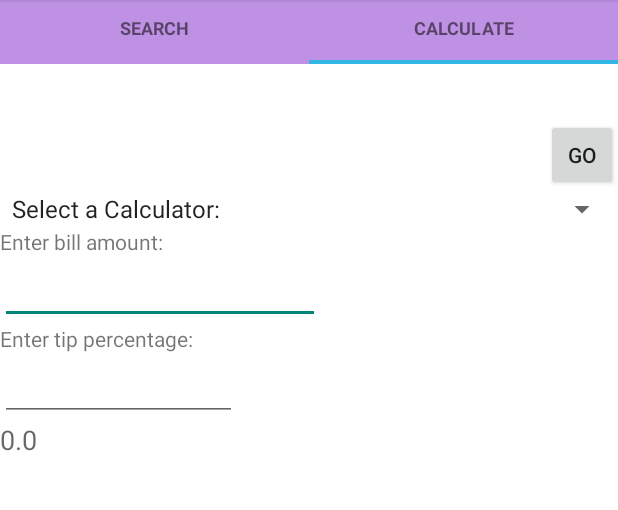
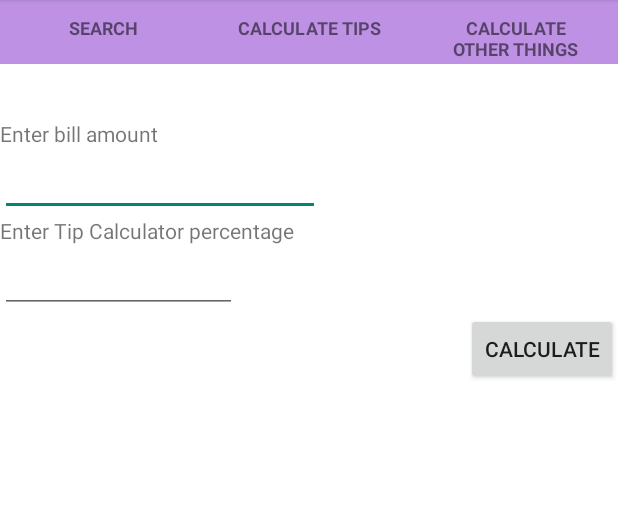
Before and after one commit to zlotniam12/App-for-Android-Demo, an Android app: the screen it shows after launch (MainActivity), in the options menu, after a tap on "Settings", on a phone screen of 412 x 824 dp, the part 84-594 px from its top. Run offline under Robolectric (Android 15) with nearby library versions, the phone set to English and light mode, and no system bars.

Commit message:
Added javadoc comment to explain app functions and fixed some issues. Also added CalcOtherFragment, which calculates important answers to other things. Also added main menu option to view app's creator.

```diff
--- a/app/src/main/java/com/example/ubuntu/myapplication/CalcFragment.java
+++ b/app/src/main/java/com/example/ubuntu/myapplication/CalcFragment.java
@@ -5,69 +5,65 @@ import android.os.Bundle;
 import android.view.LayoutInflater;
 import android.view.View;
 import android.view.ViewGroup;
-import android.widget.ArrayAdapter;
 import android.widget.Button;
 import android.widget.EditText;
-import android.widget.Spinner;
 import android.widget.TextView;
 import android.view.View.OnClickListener;
-
-import com.example.ubuntu.myapplication.R;
-
 /**
- * Created by ubuntu on 11/12/15.
+ * This class takes the form of a fragment that displays a view.
+ * When the fragment is created, a TextView asks the user to enter the bill amount
+ * in the box below it, and another TextView asks the user to enter the desired tip percentage
+ * in the box below it.
+ *
+ * When the Calculate button is clicked, the program takes the values entered in both editTexts,
+ * calculates the answer, and returns it by displaying it in a separate answer TextView
+ *
+ * @author Alyssa Zlotnicki
+ * @version 12/3/15.
  */
 public class CalcFragment extends Fragment {
-Spinner spin;
     EditText inputOne;
     EditText inputTwo;
     TextView viewAnswer;
     TextView tv1;
     TextView tv2;
-    Button gobt;
-    private String[] spinloader;
-
+    Button calcbt;
+    /**
+     * Creates the view to be displayed and assigns an id to it that matches the id of the xml file,
+     * assigns ids to the variables that match those in the corresponding xml file.
+     * @param inflater
+     * @param container
+     * @param savedInstanceState
+     * @return rootView, a View displaying the current state of the Calc Fragment
+     */
     public View onCreateView(LayoutInflater inflater, ViewGroup container,
                              Bundle savedInstanceState) {
         View rootView = inflater.inflate(R.layout.fragment_calc, container, false);
-        spin = (Spinner) rootView.findViewById(R.id.spinner);
+
         inputOne = (EditText) rootView.findViewById(R.id.etInputOne);
         inputTwo = (EditText) rootView.findViewById(R.id.etInputTwo);
         viewAnswer = (TextView) rootView.findViewById(R.id.tvAns);
         tv1 = (TextView) rootView.findViewById(R.id.textView3);
         tv2 = (TextView) rootView.findViewById(R.id.textView4);
-        this.spinloader = new String[] {"Select a Calculator:", "Tip Calculator", "Fibonacci Calculator", "Meaning of Life Calculator"};
-        ArrayAdapter<String> adapter = new ArrayAdapter<String>(getActivity(), android.R.layout.simple_spinner_item, spinloader);
-        spin.setAdapter(adapter);
-        gobt=(Button)rootView.findViewById(R.id.button2);
-        gobt.setOnClickListener(new
-
-            OnClickListener() {
+        calcbt=(Button)rootView.findViewById(R.id.button2);
+        calcbt.setOnClickListener(new OnClickListener() {
+            /**
+             * Defines what happens when the button is clicked.
+             * @param rootView, a view displaying the current state of the CalcOther Fragment
+             */
                 @Override
                 public void onClick (View rootView){
-//                    if (spin.getSelectedItem().equals("Tip Calculator:")) {
+
                         tv1.setText("Enter bill amount: ");
                         tv2.setText("Enter tip percentage: ");
                         double answerOne = Double.parseDouble(inputOne.getText().toString());
                         double answerTwo = Double.parseDouble(inputTwo.getText().toString());
-                    double calc;
+                        double calc;
                         answerTwo *= .01;
-                        calc = answerOne * answerTwo;
+                        calc = answerOne + answerOne * answerTwo;
 
                         viewAnswer.setText(calc + "");
-//                    } else if (spin.getSelectedItem().equals("Fibonacci Calculator")) {
-//                        tv1.setText("Enter the Fibonacci Number you want to calculate: ");
-//                        tv2.setVisibility(View.INVISIBLE);
-//                    } else if (spin.getSelectedItem().equals("Meaning of Life Calculator")) ;
-//                    {
-//                        tv1.setVisibility(View.INVISIBLE);
-//                    tv2.setVisibility(View.INVISIBLE);
-//                    viewAnswer.setText("The ultmate answer is 42.");
- //               }
-
             }
-
-
         });
 return rootView;
 
--- /dev/null
+++ b/app/src/main/java/com/example/ubuntu/myapplication/CalcOtherFragment.java
@@ -0,0 +1,64 @@
+package com.example.ubuntu.myapplication;
+
+import android.os.Bundle;
+import android.support.v4.app.Fragment;
+import android.view.LayoutInflater;
+import android.view.View;
+import android.view.ViewGroup;
+import android.widget.ArrayAdapter;
+import android.widget.Button;
+import android.widget.Spinner;
+import android.widget.TextView;
+/**
+ * This class takes the form of a fragment that displays a view.
+ * When the fragment is created, a TextView asks the user to select an option
+ * in the spinner that is below it.
+ * When the Calculate button is clicked, the program takes the selected option from the
+ * spinner and returns an answer by displaying it in a separate answer TextView
+ *
+ * @author Alyssa Zlotnicki
+ * @version 12/3/15.
+ */
+public class CalcOtherFragment extends Fragment{
+    Spinner spin;
+    String[] spinList;
+    TextView viewAnswer;
+    TextView tv;
+    Button calcbt;
+    /**
+     * Creates the view to be displayed and assigns an id to it that matches the id of the xml file,
+     * assigns ids to the variables that match those in the corresponding xml file,
+     * and loads the spinner with values from an array of Strings.
+     * @param inflater
+     * @param container
+     * @param savedInstanceState
+     * @return rootView, a View displaying the current state of the CalcOther Fragment
+     */
+    public View onCreateView(LayoutInflater inflater, ViewGroup container,
+                             Bundle savedInstanceState){
+        View rootView = inflater.inflate(R.layout.fragment_calc_other, container, false);
+        viewAnswer = (TextView) rootView.findViewById(R.id.tvAns2);
+        tv = (TextView) rootView.findViewById(R.id.textView5);
+        spin = (Spinner) rootView.findViewById(R.id.spinner);
+        this.spinList = new String[] {"The meaning of life", "The airspeed velocity of an unladen European swallow", };
+        ArrayAdapter<String> adapter = new ArrayAdapter<String>(getActivity(), android.R.layout.simple_spinner_item, spinList);
+        spin.setAdapter(adapter);
+        calcbt=(Button)rootView.findViewById(R.id.button3);
+        calcbt.setOnClickListener(new View.OnClickListener() {
+            /**
+             * Defines what happens when the button is clicked.
+             * @param rootView, a view displaying the current state of the CalcOther Fragment
+             */
+            @Override
+            public void onClick(View rootView) {
+
+               if(spin.getSelectedItemPosition() == 0)
+                viewAnswer.setText("The ultimate answer is 42");
+               if(spin.getSelectedItemPosition() == 1)
+                viewAnswer.setText("11 meters per second");
+            }
+        });
+        return rootView;
+    }
+
+}
--- a/app/src/main/java/com/example/ubuntu/myapplication/MainActivity.java
+++ b/app/src/main/java/com/example/ubuntu/myapplication/MainActivity.java
@@ -6,20 +6,32 @@ import android.support.v4.app.FragmentManager;
 import android.support.v7.app.AppCompatActivity;
 import android.os.Bundle;
 import android.support.v7.widget.Toolbar;
-import android.support.v7.app.ActionBarActivity;
-import android.text.InputType;
 import android.view.Menu;
 import android.view.MenuItem;
-import android.widget.RadioGroup;
-
+import android.widget.Toast;
+/**
+ * The MainActivity defines what is viewed on all other activities, handling the viewing of each
+ * activity in its fragment with a viewPage. It also defines what what happens when option in the
+ * main menu on the toolbar, which is visble in all fragments, is clicked.
+ *
+ * @author Alyssa Zlotnicki
+ * @version 12/3/15.
+ */
 
 public class MainActivity extends AppCompatActivity {
     Toolbar toolbar;
     TabsPagerAdapter tpAdapter;
     ViewPager mViewPager;
     SlidingTabLayout tabLayout;
-    private String[] tabs = {"Search", "Calculate"};
-    private int tabsNum = 2;
+    private String[] tabs = {"Search", "Calculate Tips", "Calculate Other Things"};
+    private int tabsNum = 3;
+
+    /**
+     * Defines what happens when the app is opened up, and the first view the user
+     * sees is created. This is where the defining of what what is displayed on each tab
+     * is accomplished
+     * @param savedInstanceState
+     */
     @Override
     protected void onCreate(Bundle savedInstanceState) {
         super.onCreate(savedInstanceState);
@@ -51,13 +63,14 @@ public class MainActivity extends AppCompatActivity {
         int id = item.getItemId();
 
         //noinspection SimplifiableIfStatement
-        if (id == R.id.action_settings) {
-            return true;
-        }
         switch (item.getItemId()) {
-            case R.id.action_devinfo: {
+            case R.id.action_settings: {
                 return true;
             }
+            case R.id.action_appcreator:
+                Toast.makeText(getApplicationContext(), "Alyssa Zlotnicki is the app creator", Toast.LENGTH_LONG).show();
+
+                return true;
             default:
                 return super.onOptionsItemSelected(item);
         }
--- a/app/src/main/java/com/example/ubuntu/myapplication/TabsPagerAdapter.java
+++ b/app/src/main/java/com/example/ubuntu/myapplication/TabsPagerAdapter.java
@@ -3,17 +3,31 @@ package com.example.ubuntu.myapplication;
 import android.support.v4.app.Fragment;
 import android.support.v4.app.FragmentManager;
 import android.support.v4.app.FragmentPagerAdapter;
-
+/**
+ * This class defines what fragments will be displayed when each tab is clicked,
+ * what order the tabs corresponding to the fragments will be in, what order the tabs are in,
+ * the titles of the tabs, and how many tabs there are.
+ *
+ * @author Alyssa Zlotnicki
+ * @version 12/3/15.
+ */
 public class TabsPagerAdapter extends FragmentPagerAdapter {
 
 	private CharSequence tabNames[];
 	private int tabNum;
+    //constructor where all of the needed variables are created.
 	public TabsPagerAdapter(FragmentManager fm, CharSequence mNames[], int mTabNum) {
 		super(fm);
 		this.tabNames = mNames;
 		this.tabNum = mTabNum;
 	}
 
+    /**
+     * Assigns fragments to the list of tabs in the order that is desired.
+     *
+     * @param index, the index of the tab in the list of tabs
+     * @return the fragment specified for each tab index
+     */
 	@Override
 	public Fragment getItem(int index) {
 
@@ -22,8 +36,12 @@ public class TabsPagerAdapter extends FragmentPagerAdapter {
 			// Search fragment activity
 			return new SearchFragment();
 		case 1:
-			// Spectra fragment activity
+			// Calc fragment activity
 			return new CalcFragment();
+
+        case 2:
+            // Calc other fragment activity
+            return new CalcOtherFragment();
 
 		}
 
@@ -33,7 +51,7 @@ public class TabsPagerAdapter extends FragmentPagerAdapter {
 	@Override
 	public int getCount() {
 		// get item count - equal to number of tabs
-		return 2;
+		return tabNum;
 	}
 
 	@Override
--- a/app/src/main/res/layout/activity_main.xml
+++ b/app/src/main/res/layout/activity_main.xml
@@ -3,7 +3,7 @@
     android:layout_height="match_parent"
    tools:context=".MainActivity">
 
-    <TextView android:text="@string/hello_world" android:layout_width="wrap_content"
+    <TextView android:layout_width="wrap_content"
         android:layout_height="wrap_content"
         android:id="@+id/textView" />
 
--- a/app/src/main/res/layout/fragment_calc.xml
+++ b/app/src/main/res/layout/fragment_calc.xml
@@ -4,21 +4,8 @@
     android:layout_height="match_parent"
     android:background="#ffffff">
 
-    <Button
-        style="?android:attr/buttonStyleSmall"
-        android:layout_width="wrap_content"
-        android:layout_height="wrap_content"
-        android:text="Go"
-        android:id="@+id/button2"
-        android:layout_gravity="right"
-        android:layout_marginTop="100dp"/>
-
-    <Spinner
-        android:layout_width="match_parent"
-        android:layout_height="wrap_content"
-        android:id="@+id/spinner" />
-
     <TextView
+        android:layout_marginTop="100dp"
         android:layout_width="wrap_content"
         android:layout_height="wrap_content"
         android:text="Enter bill amount"
@@ -44,6 +31,15 @@
         android:ems="10"
         android:id="@+id/etInputTwo" />
 
+    <Button
+        style="?android:attr/buttonStyleSmall"
+        android:layout_width="wrap_content"
+        android:layout_height="wrap_content"
+        android:text="Calculate"
+        android:id="@+id/button2"
+        android:layout_gravity="right"
+        />
+
     <TextView
         android:layout_width="wrap_content"
         android:layout_height="wrap_content"
--- a/app/src/main/res/layout/fragment_search.xml
+++ b/app/src/main/res/layout/fragment_search.xml
@@ -4,10 +4,10 @@
     android:layout_height="match_parent">
 
     <Switch
-        android:paddingTop="50dp"
+        android:layout_marginTop="65dp"
         android:layout_width="wrap_content"
         android:layout_height="wrap_content"
-        android:text="Picture/Video"
+        android:text="Web/Images"
         android:id="@+id/switch1"
         android:layout_below="@+id/textView"
         android:layout_centerHorizontal="true"
--- a/app/src/main/res/menu/menu_main.xml
+++ b/app/src/main/res/menu/menu_main.xml
@@ -3,4 +3,7 @@
     xmlns:tools="http://schemas.android.com/tools" tools:context=".MainActivity">
     <item android:id="@+id/action_settings" android:title="@string/action_settings"
         android:orderInCategory="100" app:showAsAction="never" />
+    <item android:id="@+id/action_appcreator"
+        android:title="Who Created this App?"
+        app:showAsAction="never"/>
 </menu>
```
Also changed, not shown: app/src/main/java/com/example/ubuntu/myapplication/SearchFragment.java (+8 -11 lines), app/src/main/res/layout/fragment_calc_other.xml (added, +35 -0 lines).
